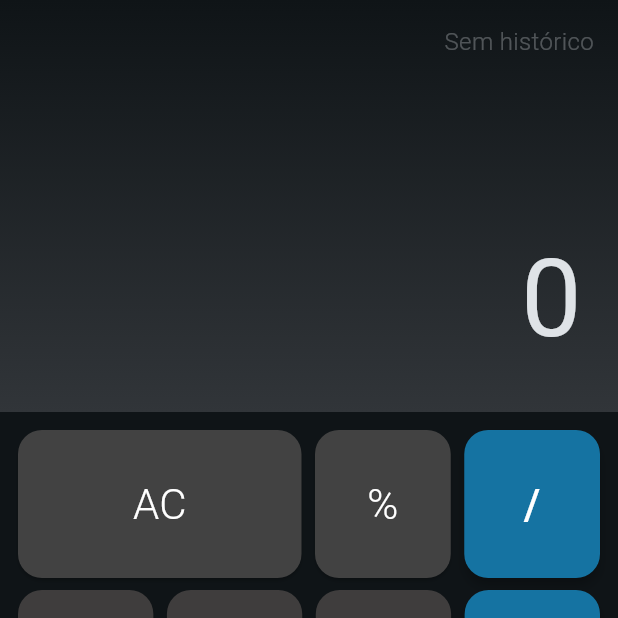
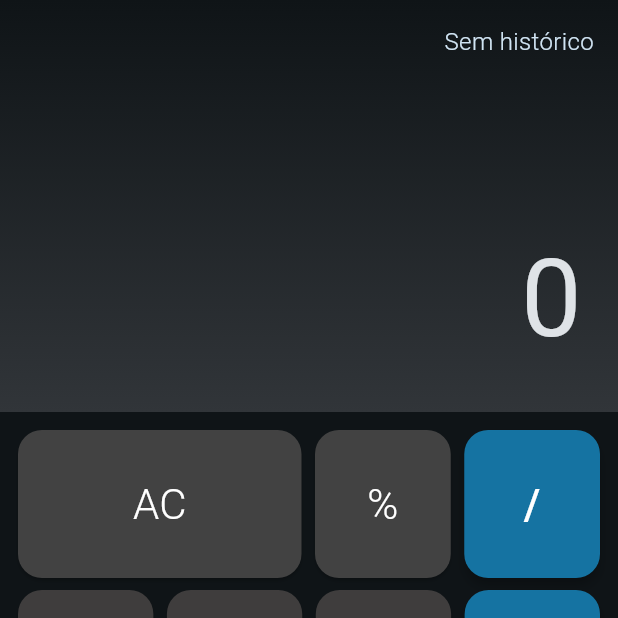
Before and after one commit to reinaldorossetti/calculadora-flutter, a Flutter app: the screen it shows after launch, on a phone screen of 412 x 824 dp, the top half of it. Run offline on Flutter 3.47's test engine with Material 3 defaults, Android fonts, the phone set to English and light mode, and no system bars; drawn by our look-alikes of auto_size_text.

```diff
--- a/lib/components/display.dart
+++ b/lib/components/display.dart
@@ -36,7 +36,7 @@ class Display extends StatelessWidget {
                   textAlign: TextAlign.end,
                   style: TextStyle(
                     fontSize: 16,
-                    color: colorScheme.onSurface.withOpacity(0.3),
+                    color: colorScheme.onSecondaryContainer,
                     fontWeight: FontWeight.w300,
                   ),
                 ),
```
